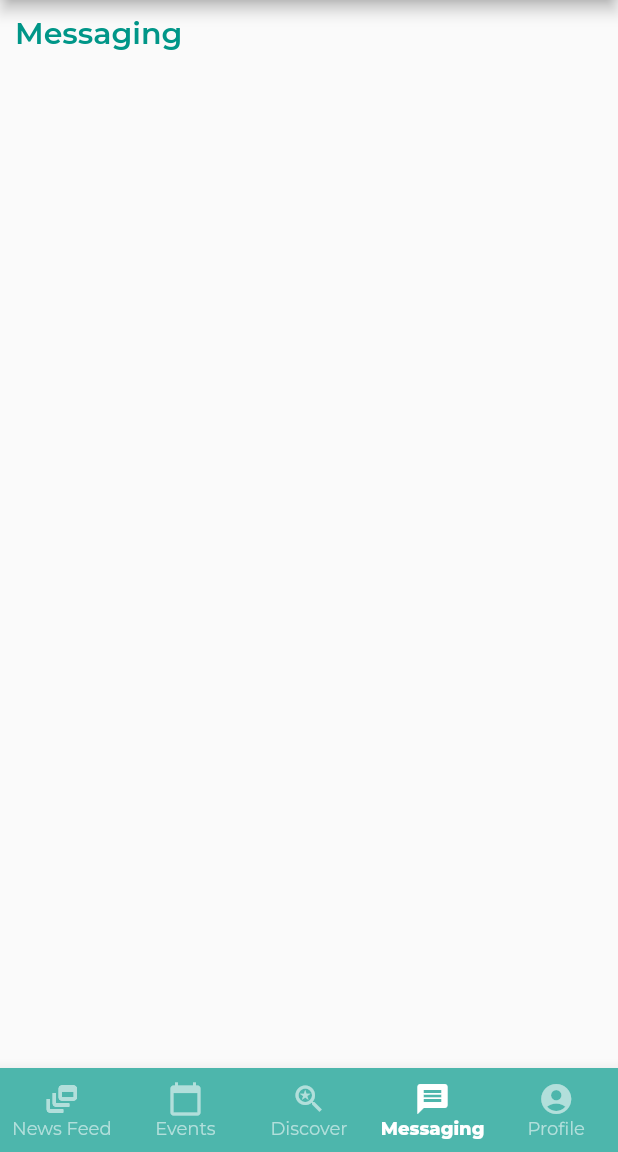
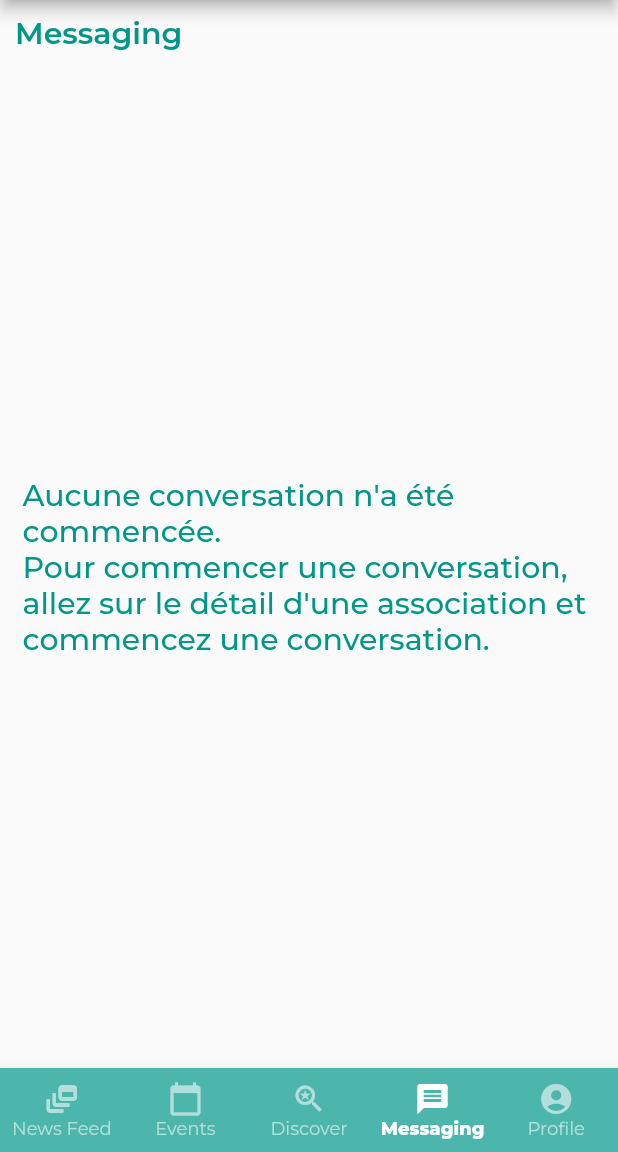
Before and after one commit to AssosNation/AssosNation-App, a Flutter app: the UserScaffold screen opened directly, item 4 of the bottom bar chosen, on a phone screen of 412 x 824 dp, the part 84-1236 px from its top. Run offline on Flutter 3.47's test engine with Material 2 defaults, Android fonts, the phone set to English and light mode, and no system bars; our stand-ins replace cached_network_image, carousel_slider, cloud_firestore, date_time_picker, firebase_auth, firebase_core and 9 more; accounts and stored records are empty; generated files the repository leaves out were written again.

Commit message:
Add message when there are no conversations in messaging pages

```diff
--- a/lib/pages/user/messaging_page.dart
+++ b/lib/pages/user/messaging_page.dart
@@ -27,6 +27,7 @@ class MessagingPage extends StatelessWidget {
                 final List<Conversation> convs =
                     Converters.convertDocSnapshotsToConvList(
                         snapshot.data!.docs);
+                if (convs.length > 0) {
                   return ListView.builder(
                     itemCount: convs.length,
                     clipBehavior: Clip.antiAlias,
@@ -65,6 +66,21 @@ class MessagingPage extends StatelessWidget {
                       );
                     },
                   );
+                } else {
+                  return Column(
+                      mainAxisAlignment: MainAxisAlignment.center,
+                      crossAxisAlignment: CrossAxisAlignment.center,
+                      children: [
+                        Padding(
+                          padding: const EdgeInsets.all(15.0),
+                          child: Text(
+                              'Aucune conversation n\'a été commencée.\nPour commencer une conversation, allez sur le détail d\'une association et commencez une conversation.',
+                              style: TextStyle(
+                                  fontSize: 20,
+                                  color: Theme.of(context).primaryColor)),
+                        )
+                      ]);
+                }
               }
               return Container();
             },
```
Also changed, not shown: lib/pages/association/association_messaging_page.dart (+16 -0 lines). Lines whose indentation alone changed are shown as unchanged.
